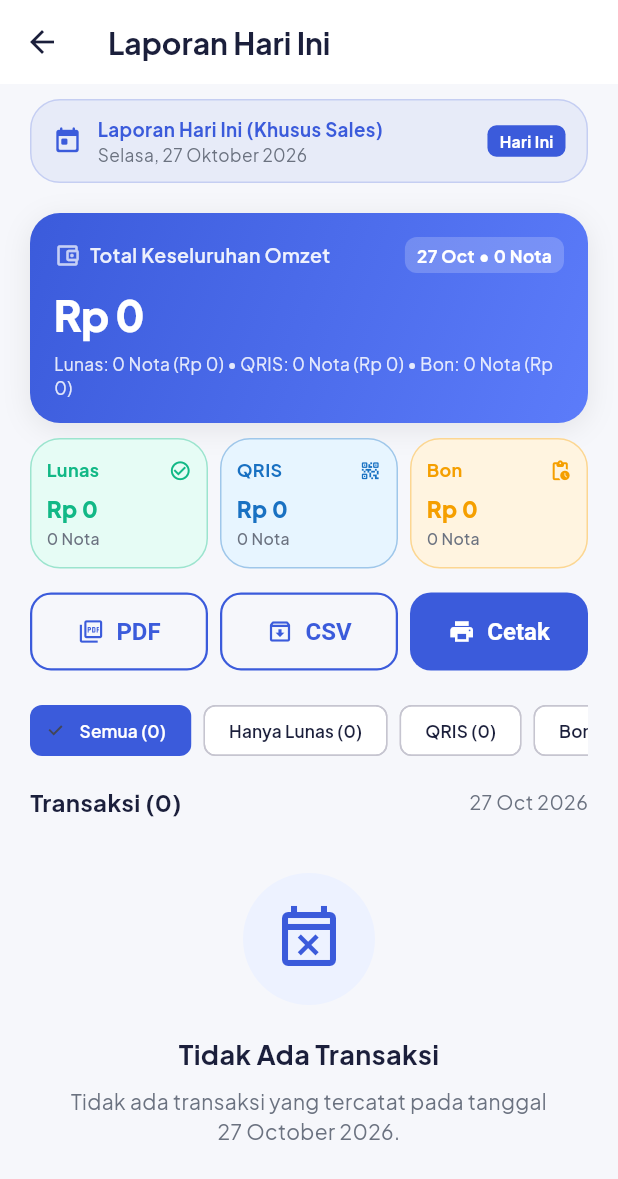
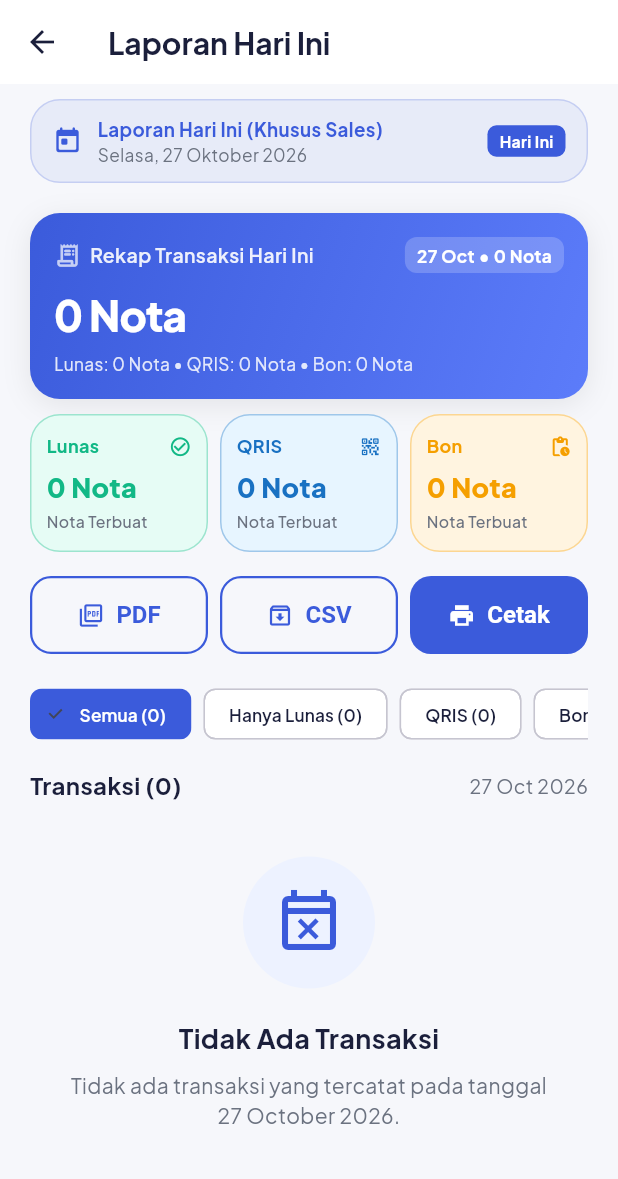
Before and after one commit to fathurdja/sales_kutacane, a Flutter app: the DailyReportDetailPage screen opened directly, on a phone screen of 412 x 824 dp. Shown: the top 1179 px of the screen. Run offline on Flutter 3.47's test engine with Material 3 defaults, Android fonts, the light colour scheme and no system bars; our stand-ins replace csv, file_picker, google_fonts, pdf, printing, share_plus and 1 more; missing offline and left inert: blue_thermal_printer, excel; accounts and stored records are empty; network calls fail; Roboto replaces fonts that are missing (PlusJakartaSans).

Commit message:
feat: add pages for daily report, guide, home, more, pelunasan, and transaction list backup

```diff
--- a/lib/pages/dailyreport.dart
+++ b/lib/pages/dailyreport.dart
@@ -881,10 +881,16 @@ class _DailyReportDetailPageState extends State<DailyReportDetailPage> {
                 children: [
                   Row(
                     children: [
-                      const Icon(Icons.account_balance_wallet_outlined, color: Colors.white70, size: 18),
+                      Icon(
+                        _isAdmin
+                            ? Icons.account_balance_wallet_outlined
+                            : Icons.receipt_long_rounded,
+                        color: Colors.white70,
+                        size: 18,
+                      ),
                       const SizedBox(width: 6),
                       Text(
-                        'Total Keseluruhan Omzet',
+                        _isAdmin ? 'Total Keseluruhan Omzet' : 'Rekap Transaksi Hari Ini',
                         style: TextStyle(
                           color: Colors.white.withOpacity(0.9),
                           fontSize: 13,
@@ -900,7 +906,7 @@ class _DailyReportDetailPageState extends State<DailyReportDetailPage> {
                       borderRadius: BorderRadius.circular(8),
                     ),
                     child: Text(
-                      _isAllDates
+                      _isAdmin && _isAllDates
                           ? 'Semua Tanggal • ${_filteredTransactions.length} Nota'
                           : '${DateFormat('dd MMM').format(_currentDate)} • ${_filteredTransactions.length} Nota',
                       style: const TextStyle(
@@ -917,7 +923,9 @@ class _DailyReportDetailPageState extends State<DailyReportDetailPage> {
                 alignment: Alignment.centerLeft,
                 fit: BoxFit.scaleDown,
                 child: Text(
-                  currencyFormat.format(_totalKeseluruhan),
+                  _isAdmin
+                      ? currencyFormat.format(_totalKeseluruhan)
+                      : '${_filteredTransactions.length} Nota',
                   style: const TextStyle(
                     color: Colors.white,
                     fontSize: 28,
@@ -928,7 +936,9 @@ class _DailyReportDetailPageState extends State<DailyReportDetailPage> {
               ),
               const SizedBox(height: 4),
               Text(
-                'Lunas: ${_lunasTransactions.length} Nota (${currencyFormat.format(_omzetLunas)}) • QRIS: ${_qrisTransactions.length} Nota (${currencyFormat.format(_omzetQris)}) • Bon: ${_bonTransactions.length} Nota (${currencyFormat.format(_omzetBon)})',
+                _isAdmin
+                    ? 'Lunas: ${_lunasTransactions.length} Nota (${currencyFormat.format(_omzetLunas)}) • QRIS: ${_qrisTransactions.length} Nota (${currencyFormat.format(_omzetQris)}) • Bon: ${_bonTransactions.length} Nota (${currencyFormat.format(_omzetBon)})'
+                    : 'Lunas: ${_lunasTransactions.length} Nota • QRIS: ${_qrisTransactions.length} Nota • Bon: ${_bonTransactions.length} Nota',
                 style: TextStyle(
                   color: Colors.white.withOpacity(0.85),
                   fontSize: 11.5,
@@ -948,7 +958,7 @@ class _DailyReportDetailPageState extends State<DailyReportDetailPage> {
               child: _buildBreakdownItemCard(
                 title: 'Lunas',
                 countText: '${_lunasTransactions.length} Nota',
-                amountText: currencyFormat.format(_omzetLunas),
+                amountText: _isAdmin ? currencyFormat.format(_omzetLunas) : null,
                 icon: Icons.check_circle_outline,
                 color: AppColors.lunas,
                 bgColor: AppColors.lunasBg,
@@ -962,7 +972,7 @@ class _DailyReportDetailPageState extends State<DailyReportDetailPage> {
               child: _buildBreakdownItemCard(
                 title: 'QRIS',
                 countText: '${_qrisTransactions.length} Nota',
-                amountText: currencyFormat.format(_omzetQris),
+                amountText: _isAdmin ? currencyFormat.format(_omzetQris) : null,
                 icon: Icons.qr_code_2_rounded,
                 color: AppColors.qris,
                 bgColor: AppColors.qrisBg,
@@ -976,7 +986,7 @@ class _DailyReportDetailPageState extends State<DailyReportDetailPage> {
               child: _buildBreakdownItemCard(
                 title: 'Bon',
                 countText: '${_bonTransactions.length} Nota',
-                amountText: currencyFormat.format(_omzetBon),
+                amountText: _isAdmin ? currencyFormat.format(_omzetBon) : null,
                 icon: Icons.pending_actions_rounded,
                 color: AppColors.bon,
                 bgColor: AppColors.bonBg,
@@ -987,8 +997,8 @@ class _DailyReportDetailPageState extends State<DailyReportDetailPage> {
           ],
         ),
 
-        // 3. KARTU MONITORING BON / TOTAL PIUTANG BON BERJALAN (AKUMULASI SEMUA TANGGAL)
-        if (_allActiveBonTransactions.isNotEmpty) ...[
+        // 3. KARTU MONITORING BON / TOTAL PIUTANG BON BERJALAN (KHUSUS ADMIN)
+        if (_isAdmin && _allActiveBonTransactions.isNotEmpty) ...[
           const SizedBox(height: 10),
           InkWell(
             onTap: () {
@@ -1101,7 +1111,7 @@ class _DailyReportDetailPageState extends State<DailyReportDetailPage> {
   Widget _buildBreakdownItemCard({
     required String title,
     required String countText,
-    required String amountText,
+    String? amountText,
     required IconData icon,
     required Color color,
     required Color bgColor,
@@ -1139,6 +1149,7 @@ class _DailyReportDetailPageState extends State<DailyReportDetailPage> {
               ],
             ),
             const SizedBox(height: 6),
+            if (amountText != null && amountText.isNotEmpty) ...[
               FittedBox(
                 fit: BoxFit.scaleDown,
                 alignment: Alignment.centerLeft,
@@ -1160,6 +1171,29 @@ class _DailyReportDetailPageState extends State<DailyReportDetailPage> {
                   fontWeight: FontWeight.w500,
                 ),
               ),
+            ] else ...[
+              FittedBox(
+                fit: BoxFit.scaleDown,
+                alignment: Alignment.centerLeft,
+                child: Text(
+                  countText,
+                  style: TextStyle(
+                    fontSize: 18,
+                    fontWeight: FontWeight.w900,
+                    color: color,
+                  ),
+                ),
+              ),
+              const SizedBox(height: 2),
+              const Text(
+                'Nota Terbuat',
+                style: TextStyle(
+                  fontSize: 10.5,
+                  color: AppColors.textSecondary,
+                  fontWeight: FontWeight.w500,
+                ),
+              ),
+            ],
           ],
         ),
       ),
--- a/lib/pages/more_page.dart
+++ b/lib/pages/more_page.dart
@@ -71,7 +71,8 @@ class _MorePageState extends State<MorePage> {
             const SizedBox(height: AppSpacing.xxl),
           ],
 
-          // Section: Piutang & Pembayaran
+          // Section: Piutang & Pembayaran (Khusus Admin)
+          if (AuthService.currentUser?.isAdmin == true) ...[
             _sectionHeader('Piutang & Pembayaran'),
             const SizedBox(height: AppSpacing.sm),
             _menuCard(
@@ -87,6 +88,7 @@ class _MorePageState extends State<MorePage> {
               ),
             ),
             const SizedBox(height: AppSpacing.xxl),
+          ],
 
           // Section: Inventori & Stok
           _sectionHeader('Inventori & Stok Produk'),
```
Also changed, not shown: lib/pages/guide_page.dart (+9 -5 lines), lib/pages/home_page.dart (+6 -14 lines), lib/pages/pelunasan_page.dart (+9 -0 lines), lib/pages/transactionlistBackup.dart (+64 -2 lines). Lines whose indentation alone changed are shown as unchanged.
